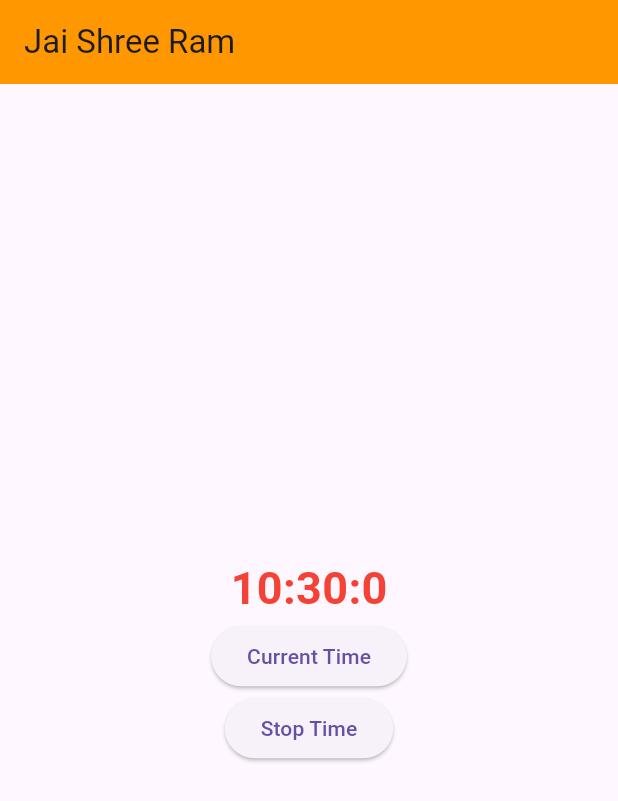
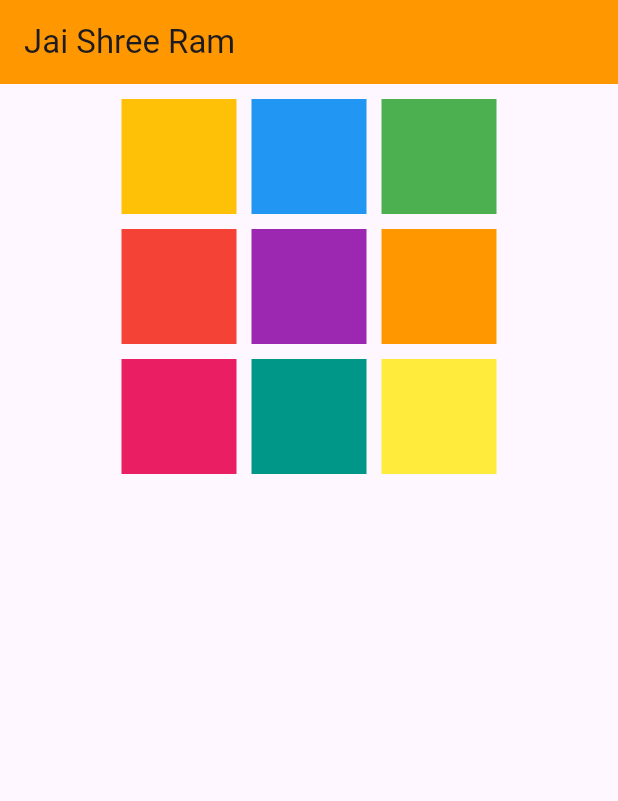
Before and after one commit to codebyAbhishekBharti/flutter_basics, a Flutter app: the screen it shows after launch, on a phone screen of 412 x 824 dp. Shown: the top 801 px of the screen. Run offline on Flutter 3.47's test engine with Material 3 defaults, Android fonts, the phone set to English and light mode, and no system bars.

Commit message:
Grid Layout

```diff
--- a/lib/main.dart
+++ b/lib/main.dart
@@ -37,8 +37,28 @@ class DashBoardScreen extends StatefulWidget {
 }
 
 class _DashBoardScreenState extends State<DashBoardScreen> {
-  var time = DateTime.now();
-  var flag_time=true;
+  var arrColor = [
+    Colors.amber,
+    Colors.blue,
+    Colors.green,
+    Colors.red,
+    Colors.purple,
+    Colors.orange,
+    Colors.pink,
+    Colors.teal,
+    Colors.yellow,
+    Colors.brown,
+    Colors.cyan,
+    Colors.indigo,
+    Colors.lime,
+    Colors.grey,
+    Colors.deepOrange,
+    Colors.deepPurple,
+    Colors.lightBlue,
+    Colors.lightGreen,
+    Colors.blueGrey,
+    Colors.teal,
+  ];
   @override
   Widget build(BuildContext context) {
     return Scaffold(
@@ -48,57 +68,26 @@ class _DashBoardScreenState extends State<DashBoardScreen> {
       ),
       body: Center(
         child: Container(
-          width: 200,
-          child: Column(
-            mainAxisAlignment: MainAxisAlignment.center,
+          width: 250,
+          margin: EdgeInsets.all(10),
+          child: GridView.count(
+            crossAxisCount: 3,
+            crossAxisSpacing: 10,
+            mainAxisSpacing: 10,
             children: [
-              Text(
-                '${time.hour}:${time.minute}:${time.second}',
-                style: const TextStyle(
-                  fontSize: 30,
-                  color: Colors.red,
-                  fontWeight: FontWeight.bold,
-                ),
-              ),
-              ElevatedButton(
-                onPressed: () async {
-                  // for(int i=0; i<10; i++) {
-                  // //   print(i);
-                  // //   await Future.delayed(Duration(seconds: 1));
-                  //   print("sleep 1 sec");
-                  // }
-                  for(int i=0;i<100;i++){
-                    if(flag_time==false){
-                      break;
-                    }
-                    print(flag_time);
-                    print(i);
-                    setState(() {
-                      time = DateTime.now();
-                    });
-                    await Future.delayed(Duration(seconds: 1));
-                  };
-                  // setState(() {
-                  //   time = DateTime.now();
-                  // });
-                },
-                child: Text("Current Time"),
-              ),
-              ElevatedButton(
-                  onPressed: (){
-                    setState(() {
-                      flag_time = false;
-                    });
-                    print("Stop time flag ${flag_time}");
-                    print("Stopping time");
-                  }
-                  ,
-                  child: Text('Stop Time')
-              )
+              Container(color: arrColor[0]),
+              Container(color: arrColor[1]),
+              Container(color: arrColor[2]),
+              Container(color: arrColor[3]),
+              Container(color: arrColor[4]),
+              Container(color: arrColor[5]),
+              Container(color: arrColor[6]),
+              Container(color: arrColor[7]),
+              Container(color: arrColor[8]),
             ],
           ),
         ),
-      ),
+      )
     );
   }
 }
```
